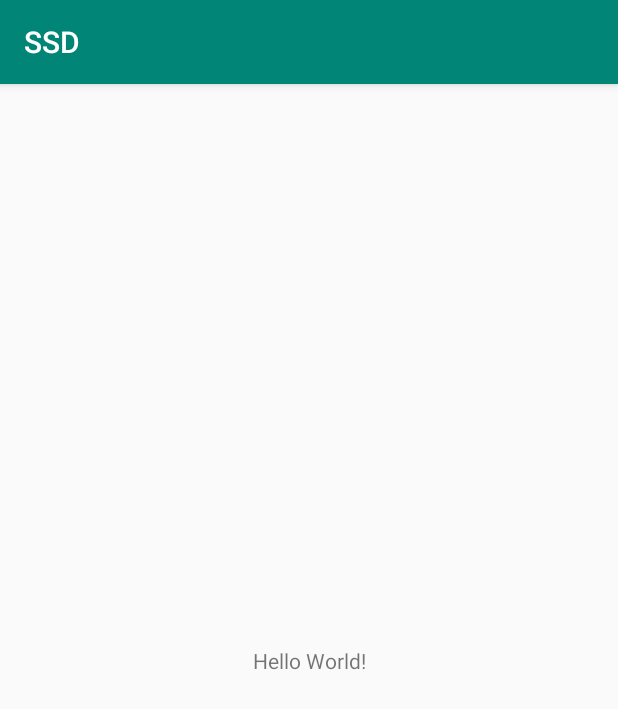
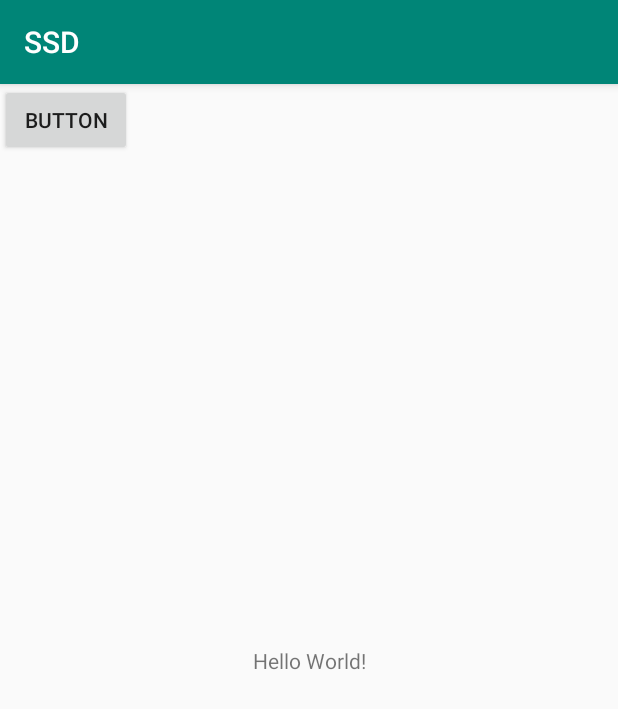
Before and after one commit to seunghun1024/SSD, an Android app: the screen it shows after launch (MainActivity), on a phone screen of 412 x 824 dp. Shown: the top 709 px of the screen. Run offline under Robolectric (Android 15) with nearby library versions, the phone set to English and light mode, and no system bars.

Commit message:
add button

```diff
--- a/app/src/main/res/layout/activity_main.xml
+++ b/app/src/main/res/layout/activity_main.xml
@@ -16,4 +16,13 @@
         app:layout_constraintRight_toRightOf="parent"
         app:layout_constraintTop_toTopOf="parent" />
 
+    <Button
+        android:id="@+id/button"
+        android:layout_width="wrap_content"
+        android:layout_height="wrap_content"
+        android:text="Button"
+        tools:layout_editor_absoluteX="161dp"
+        tools:layout_editor_absoluteY="192dp"
+        tools:ignore="MissingConstraints" />
+
 </android.support.constraint.ConstraintLayout>
```
